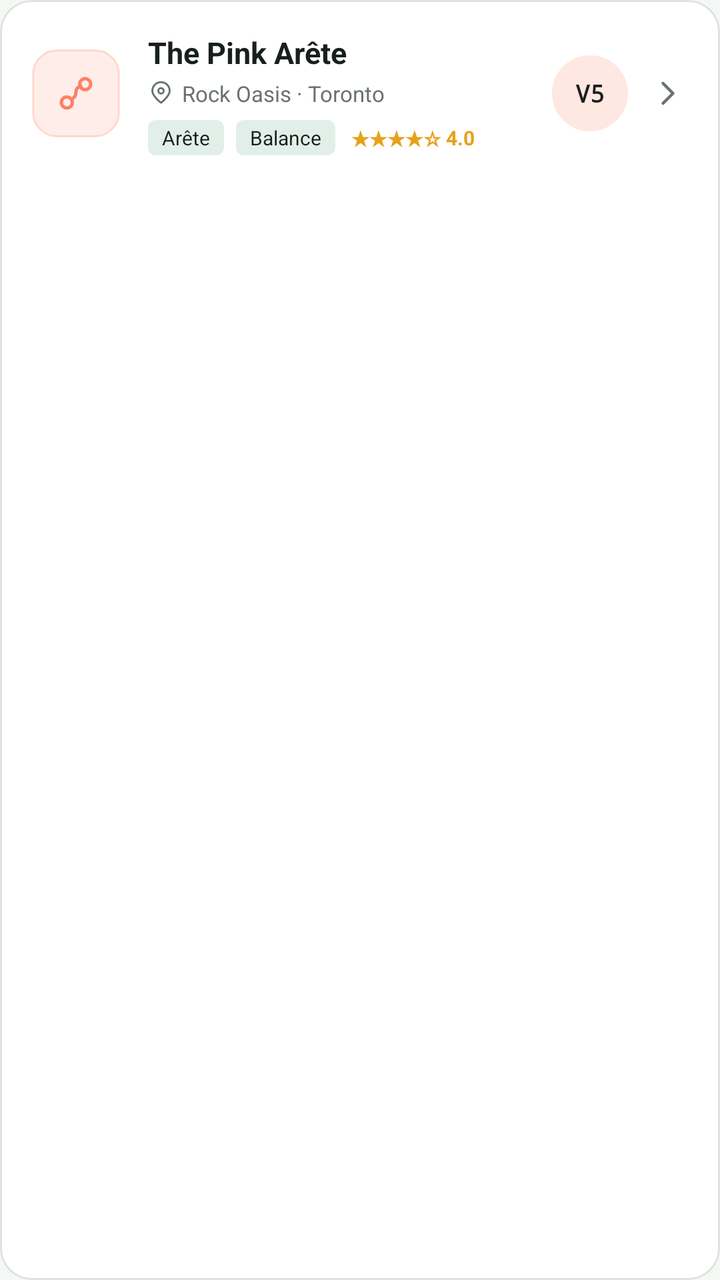
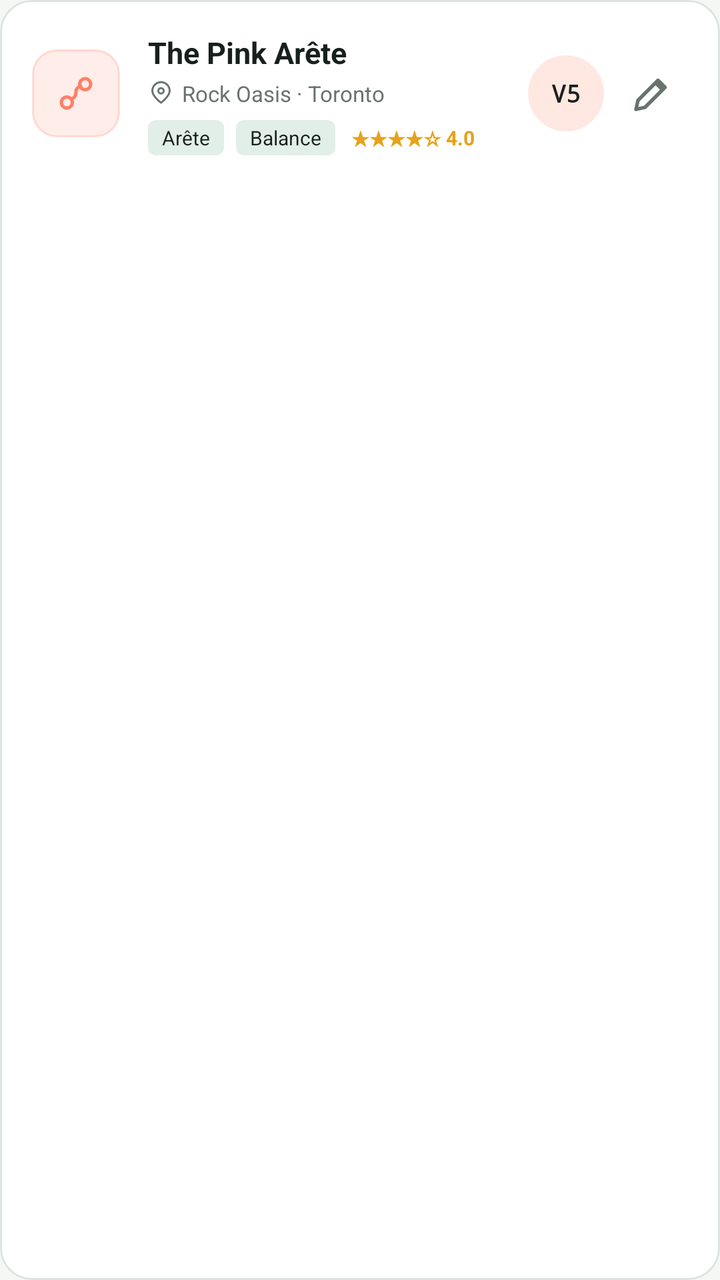

Screens rendered from an Android XML layout before and after an edit, with the pre-edit source and the edit as a unified diff.
<!-- AndroidManifest.xml: application theme Theme.SendBeta -->
<!-- res/layout/item_route.xml -->
<?xml version="1.0" encoding="utf-8"?>
<com.google.android.material.card.MaterialCardView 
    xmlns:android="http://schemas.android.com/apk/res/android"
    xmlns:app="http://schemas.android.com/apk/res-auto"
    android:id="@+id/route_card"
    android:layout_width="match_parent"
    android:layout_height="wrap_content"
    android:layout_marginBottom="12dp"
    android:clickable="true"
    android:focusable="true"
    android:foreground="?attr/selectableItemBackground"
    app:cardBackgroundColor="@color/white"
    app:cardCornerRadius="16dp"
    app:cardElevation="0dp"
    app:strokeColor="@color/line"
    app:strokeWidth="1dp">

    <LinearLayout
        android:layout_width="match_parent"
        android:layout_height="wrap_content"
        android:gravity="center_vertical"
        android:orientation="horizontal"
        android:padding="16dp">

        
        <FrameLayout
            android:id="@+id/route_swatch_frame"
            android:layout_width="44dp"
            android:layout_height="44dp"
            android:background="@drawable/swatch_coral">

            <ImageView
                android:id="@+id/route_swatch_icon"
                android:layout_width="22dp"
                android:layout_height="22dp"
                android:layout_gravity="center"
                android:src="@drawable/ic_route"
                app:tint="@color/coral" />
        </FrameLayout>

        
        <LinearLayout
            android:layout_width="0dp"
            android:layout_height="wrap_content"
            android:layout_marginStart="14dp"
            android:layout_weight="1"
            android:orientation="vertical">

            
            <TextView
                android:id="@+id/route_name"
                android:layout_width="wrap_content"
                android:layout_height="wrap_content"
                android:text="The Pink Arête"
                android:textColor="@color/ink"
                android:textSize="15sp"
                android:textStyle="bold" />

            
            <LinearLayout
                android:layout_width="wrap_content"
                android:layout_height="wrap_content"
                android:layout_marginTop="3dp"
                android:gravity="center_vertical"
                android:orientation="horizontal">

                <ImageView
                    android:layout_width="13dp"
                    android:layout_height="13dp"
                    android:src="@drawable/ic_location"
                    app:tint="@color/muted" />

                <TextView
                    android:id="@+id/route_location"
                    android:layout_width="wrap_content"
                    android:layout_height="wrap_content"
                    android:layout_marginStart="4dp"
                    android:text="Rock Oasis · Toronto"
                    android:textColor="@color/muted"
                    android:textSize="11sp" />
            </LinearLayout>

            
            <LinearLayout
                android:layout_width="wrap_content"
                android:layout_height="wrap_content"
                android:layout_marginTop="6dp"
                android:gravity="center_vertical"
                android:orientation="horizontal">

                
                <TextView
                    android:id="@+id/tag_1"
                    android:layout_width="wrap_content"
                    android:layout_height="wrap_content"
                    android:layout_marginEnd="6dp"
                    android:background="@drawable/stat_badge"
                    android:paddingHorizontal="7dp"
                    android:paddingVertical="2dp"
                    android:text="Arête"
                    android:textColor="@color/ink"
                    android:textSize="10sp" />

                
                <TextView
                    android:id="@+id/tag_2"
                    android:layout_width="wrap_content"
                    android:layout_height="wrap_content"
                    android:layout_marginEnd="8dp"
                    android:background="@drawable/stat_badge"
                    android:paddingHorizontal="7dp"
                    android:paddingVertical="2dp"
                    android:text="Balance"
                    android:textColor="@color/ink"
                    android:textSize="10sp" />

                
                <TextView
                    android:id="@+id/route_rating"
                    android:layout_width="wrap_content"
                    android:layout_height="wrap_content"
                    android:text="★★★★☆ 4.0"
                    android:textColor="#E6A21A"
                    android:textSize="10sp"
                    android:textStyle="bold" />
            </LinearLayout>
        </LinearLayout>

        
        <TextView
            android:id="@+id/route_grade"
            android:layout_width="38dp"
            android:layout_height="38dp"
            android:layout_marginStart="8dp"
            android:background="@drawable/grade_badge_coral"
            android:fontFamily="monospace"
            android:gravity="center"
            android:text="V5"
            android:textColor="@color/ink"
            android:textSize="12sp"
            android:textStyle="bold" />

        
        <ImageView
            android:layout_width="20dp"
            android:layout_height="20dp"
            android:layout_marginStart="10dp"
            android:src="@drawable/ic_chevron_right"
            app:tint="@color/muted" />
    </LinearLayout>
</com.google.android.material.card.MaterialCardView>
<!-- resources referenced by this layout -->
<resources>
  <color name="coral">#ff7f66</color>
  <color name="ink">#18201d</color>
  <color name="line">#dde3df</color>
  <color name="muted">#69736e</color>
  <color name="white">#ffffff</color>
  <!-- drawable grade_badge_coral (drawable) -->
  <?xml version="1.0" encoding="utf-8"?>
  <shape xmlns:android="http://schemas.android.com/apk/res/android"
      android:shape="oval">
      <solid android:color="#30ff7f66" />
  </shape>
  <!-- drawable ic_chevron_right (drawable) -->
  <?xml version="1.0" encoding="utf-8"?>
  <vector xmlns:android="http://schemas.android.com/apk/res/android"
      android:width="24dp"
      android:height="24dp"
      android:viewportWidth="24"
      android:viewportHeight="24">
      <path
          android:pathData="m9 6 6 6-6 6"
          android:strokeWidth="1.8"
          android:strokeColor="@color/ink"
          android:strokeLineCap="round"
          android:strokeLineJoin="round"
          android:fillColor="#00000000" />
  </vector>
  <!-- drawable ic_location (drawable) -->
  <?xml version="1.0" encoding="utf-8"?>
  <vector xmlns:android="http://schemas.android.com/apk/res/android"
      android:width="24dp"
      android:height="24dp"
      android:viewportWidth="24"
      android:viewportHeight="24">
      <path
          android:pathData="M20 10c0 5-8 11-8 11S4 15 4 10a8 8 0 1 1 16 0Z"
          android:strokeWidth="1.8"
          android:strokeColor="@color/ink"
          android:strokeLineCap="round"
          android:strokeLineJoin="round"
          android:fillColor="#00000000" />
      <path
          android:pathData="M 9.50,10.00 a 2.50,2.50 0 1,0 5.00,0 a 2.50,2.50 0 1,0 -5.00,0"
          android:strokeWidth="1.8"
          android:strokeColor="@color/ink"
          android:strokeLineCap="round"
          android:strokeLineJoin="round"
          android:fillColor="#00000000" />
  </vector>
  <!-- drawable stat_badge (drawable) -->
  <?xml version="1.0" encoding="utf-8"?>
  <shape xmlns:android="http://schemas.android.com/apk/res/android"
      android:shape="rectangle">
      <solid android:color="#201a7f55" />
      <corners android:radius="4dp" />
  </shape>
  <!-- drawable swatch_coral (drawable) -->
  <?xml version="1.0" encoding="utf-8"?>
  <shape xmlns:android="http://schemas.android.com/apk/res/android"
      android:shape="rectangle">
      <solid android:color="#24ff7f66" />
      <corners android:radius="12dp" />
      <stroke android:width="1dp" android:color="#40ff7f66" />
  </shape>
  <style name="Theme.SendBeta" parent="Base.Theme.SendBeta" />
  <color name="lime">#d9ff52</color>
  <color name="lime_dark">#b9e72a</color>
  <color name="paper">#f5f7f4</color>
  <style name="Widget.SendBeta.CardView" parent="Widget.Material3.CardView.Outlined">
          <item name="cardBackgroundColor">@color/white</item>
          <item name="cardCornerRadius">14dp</item>
          <item name="cardElevation">0dp</item>
          <item name="strokeColor">@color/line</item>
          <item name="strokeWidth">1dp</item>
      </style>
  <style name="Widget.SendBeta.Chip" parent="Widget.Material3.Chip.Filter">
          <item name="chipBackgroundColor">@color/chip_background_color</item>
          <item name="chipStrokeColor">@color/line</item>
          <item name="chipStrokeWidth">1dp</item>
          <item name="android:textColor">@color/chip_text_color</item>
          <item name="chipCornerRadius">20dp</item>
      </style>
  <style name="ThemeOverlay.SendBeta.Dialog" parent="ThemeOverlay.Material3.MaterialAlertDialog">
          <item name="colorPrimary">@color/ink</item>
          <item name="colorSecondary">@color/ink</item>
          <item name="colorSurface">@color/white</item>
      </style>
  <!-- unchanged entries left out for length: 2 -->
</resources>

<!-- the commit's change to res/layout/item_route.xml (unified diff, before → after) -->
@@ -141,11 +141,15 @@
             android:textStyle="bold" />
 
         
-        <ImageView
-            android:layout_width="20dp"
-            android:layout_height="20dp"
-            android:layout_marginStart="10dp"
-            android:src="@drawable/ic_chevron_right"
+        <ImageButton
+            android:id="@+id/btn_route_options"
+            android:layout_width="36dp"
+            android:layout_height="36dp"
+            android:layout_marginStart="6dp"
+            android:background="?attr/selectableItemBackgroundBorderless"
+            android:contentDescription="Edit or delete route"
+            android:padding="8dp"
+            android:src="@drawable/ic_edit"
             app:tint="@color/muted" />
     </LinearLayout>
 </com.google.android.material.card.MaterialCardView>
<!-- resource entries referenced after the edit -->
@@ -11,7 +11,7 @@
       android:shape="oval">
       <solid android:color="#30ff7f66" />
   </shape>
-  <!-- drawable ic_chevron_right (drawable) -->
+  <!-- drawable ic_edit (drawable) -->
   <?xml version="1.0" encoding="utf-8"?>
   <vector xmlns:android="http://schemas.android.com/apk/res/android"
       android:width="24dp"
@@ -19,7 +19,7 @@
       android:viewportWidth="24"
       android:viewportHeight="24">
       <path
-          android:pathData="m9 6 6 6-6 6"
+          android:pathData="m4 20 4.5-1 10-10-3.5-3.5-10 10zM13.8 6.7l3.5 3.5"
           android:strokeWidth="1.8"
           android:strokeColor="@color/ink"
           android:strokeLineCap="round"
